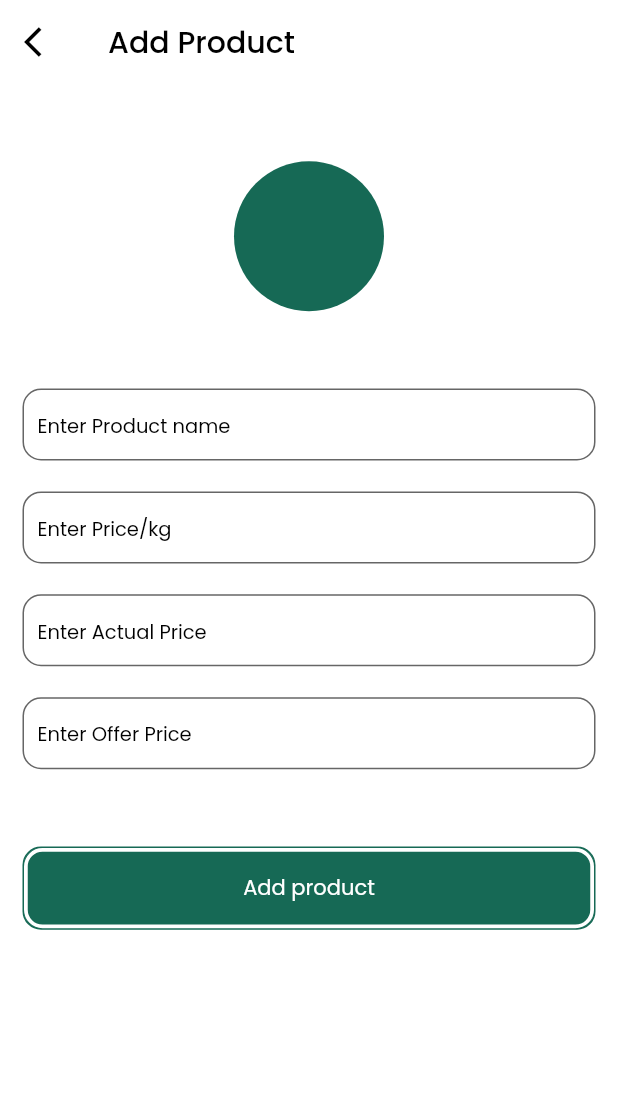
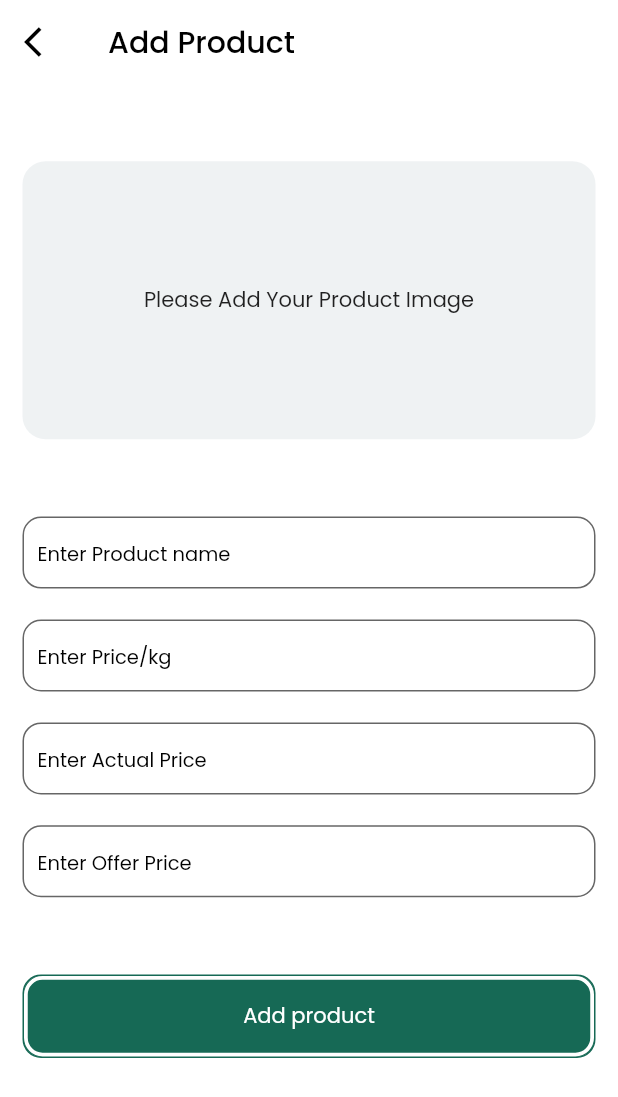
Before and after one commit to Dheeraj998/kissan_app, a Flutter app: the AddProductScreen screen opened by its route, on a phone screen of 412 x 824 dp. Shown: the top 1097 px of the screen. Run offline on Flutter 3.47's test engine with Material 2 defaults, Android fonts, the light colour scheme and no system bars; our stand-ins replace bloc, cloud_firestore, dartz, firebase_auth, firebase_core, firebase_storage and 10 more; missing offline and left inert: firebase_auth_platform_interface; accounts and stored records are empty.

Commit message:
add product functionality completed

```diff
--- /dev/null
+++ b/lib/application/Home/home_bloc.dart
@@ -0,0 +1,19 @@
+import 'dart:io';
+
+import 'package:bloc/bloc.dart';
+import 'package:freezed_annotation/freezed_annotation.dart';
+import 'package:injectable/injectable.dart';
+
+part 'home_event.dart';
+part 'home_state.dart';
+part 'home_bloc.freezed.dart';
+
+@injectable
+class HomeBloc extends Bloc<HomeEvent, HomeState> {
+  HomeBloc() : super(HomeState.initial()) {
+    on<HomeEvent>((event, emit) {});
+    on<_PickImage>((event, emit) {
+      emit(state.copyWith(image: event.image));
+    });
+  }
+}
--- /dev/null
+++ b/lib/application/Home/home_event.dart
@@ -0,0 +1,7 @@
+part of 'home_bloc.dart';
+
+@freezed
+class HomeEvent with _$HomeEvent {
+  const factory HomeEvent.started() = _Started;
+  const factory HomeEvent.pickImage(File image) = _PickImage;
+}
--- /dev/null
+++ b/lib/application/Home/home_state.dart
@@ -0,0 +1,8 @@
+part of 'home_bloc.dart';
+
+@freezed
+class HomeState with _$HomeState {
+  const factory HomeState({File? image}) = _HomeState;
+
+  factory HomeState.initial() => const HomeState(image: null);
+}
--- /dev/null
+++ b/lib/core/services/image_picker.dart
@@ -0,0 +1,24 @@
+import 'dart:io';
+import 'dart:typed_data';
+
+import 'package:flutter/material.dart';
+import 'package:flutter_bloc/flutter_bloc.dart';
+import 'package:injectable/injectable.dart';
+import 'package:image_picker/image_picker.dart';
+import 'package:kisan_app/application/Home/home_bloc.dart';
+
+@LazySingleton()
+class ImagePickerClass {
+  void imagePicker(BuildContext context) async {
+    final ImagePicker picker = ImagePicker();
+
+    final XFile? image = await picker.pickImage(source: ImageSource.gallery);
+
+    if (image == null) {
+      return;
+    } else {
+      BlocProvider.of<HomeBloc>(context)
+          .add(HomeEvent.pickImage(File(image.path)));
+    }
+  }
+}
--- /dev/null
+++ b/lib/domain/home/home_repository.dart
@@ -0,0 +1,9 @@
+import 'dart:io';
+import 'dart:typed_data';
+
+abstract class HomeRepository {
+  Future uploadImageToStorage(String childName, Uint8List file);
+
+  Future uploadPost(String productName, File? file, String pricePerKg,
+      String actualPrice, String offerPrice);
+}
--- a/lib/main.dart
+++ b/lib/main.dart
@@ -5,6 +5,7 @@ import 'package:flutter/material.dart';
 import 'package:flutter_bloc/flutter_bloc.dart';
 import 'package:flutter_screenutil/flutter_screenutil.dart';
 import 'package:hive_flutter/hive_flutter.dart';
+import 'package:kisan_app/application/Home/home_bloc.dart';
 import 'package:kisan_app/core/route/route_name.dart';
 import 'package:kisan_app/core/route/router.dart';
 import 'package:kisan_app/core/utils/themes.dart';
@@ -38,7 +39,8 @@ class MyApp extends StatelessWidget {
         BlocProvider(
           create: (context) =>
               getIt<AuthBloc>()..add(const AuthEvent.started()),
-        )
+        ),
+        BlocProvider(create: (context) => getIt<HomeBloc>())
       ],
       child: ScreenUtilInit(
           designSize: const Size(360, 800),
--- a/lib/presentation/Seller/add_product.dart
+++ b/lib/presentation/Seller/add_product.dart
@@ -1,6 +1,12 @@
 import 'package:flutter/material.dart';
+import 'package:flutter_bloc/flutter_bloc.dart';
+import 'package:flutter_screenutil/flutter_screenutil.dart';
+import 'package:kisan_app/application/Home/home_bloc.dart';
+import 'package:kisan_app/core/injection/injectable.dart';
+import 'package:kisan_app/core/services/image_picker.dart';
 import 'package:kisan_app/core/utils/constant.dart';
 import 'package:kisan_app/core/utils/themes.dart';
+import 'package:kisan_app/domain/home/home_repository.dart';
 import 'package:kisan_app/presentation/widgets/ks_button.dart';
 import 'package:kisan_app/presentation/widgets/ks_text.dart';
 import 'package:kisan_app/presentation/widgets/ks_textfield.dart';
@@ -52,9 +58,26 @@ class _AddProductScreenState extends State<AddProductScreen> {
             mainAxisAlignment: MainAxisAlignment.center,
             children: [
               sized0hx50,
-              const CircleAvatar(
-                radius: 50,
-                backgroundColor: cPrimaryColor,
+              BlocBuilder<HomeBloc, HomeState>(
+                builder: (context, state) {
+                  return InkWell(
+                    onTap: () {
+                      getIt<ImagePickerClass>().imagePicker(context);
+                    },
+                    child: Container(
+                      height: 180.h,
+                      decoration: BoxDecoration(
+                          color: Colors.blueGrey.withOpacity(.1),
+                          borderRadius: BorderRadius.circular(15.r)),
+                      child: state.image != null
+                          ? Image.file(state.image!)
+                          : const Center(
+                              child:
+                                  KsText(text: "Please Add Your Product Image"),
+                            ),
+                    ),
+                  );
+                },
               ),
               sized0hx50,
               KsTextField(
@@ -63,17 +86,34 @@ class _AddProductScreenState extends State<AddProductScreen> {
               sized0hx20,
               KsTextField(
                   textEditingController: productPricePerCtr,
+                  textInputType: TextInputType.number,
                   hinText: "Enter Price/kg"),
               sized0hx20,
               KsTextField(
                   textEditingController: productActualPriceCtr,
+                  textInputType: TextInputType.number,
                   hinText: "Enter Actual Price"),
               sized0hx20,
               KsTextField(
                   textEditingController: productOfferPriceCtr,
+                  textInputType: TextInputType.number,
                   hinText: "Enter Offer Price"),
               sized0hx50,
-              KsButton(buttonText: "Add product")
+              BlocBuilder<HomeBloc, HomeState>(
+                builder: (context, state) {
+                  return KsButton(
+                    buttonText: "Add product",
+                    onTap: () {
+                      getIt<HomeRepository>().uploadPost(
+                          productNameCtr.text,
+                          state.image,
+                          productPricePerCtr.text,
+                          productActualPriceCtr.text,
+                          productOfferPriceCtr.text);
+                    },
+                  );
+                },
+              )
             ],
           ),
         ),
```
Also changed, not shown: lib/infrastructure/Home/home_implementation.dart (added, +56 -0 lines), pubspec.yaml (+20 -26 lines), lib/application/Home/home_bloc.freezed.dart (added), lib/core/injection/injectable.config.dart, pubspec.lock, 5 other files.
